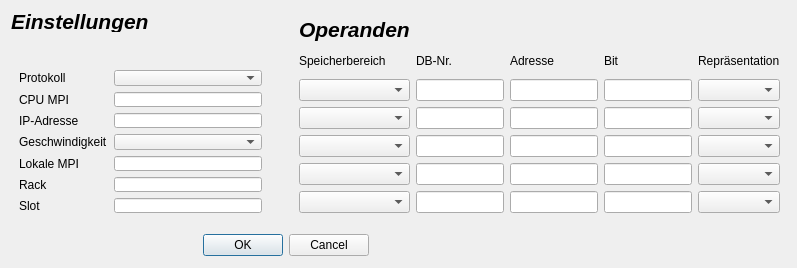
darkmattercoder/plcanalyzer, file connectionsettings.ui: the form before one commit.
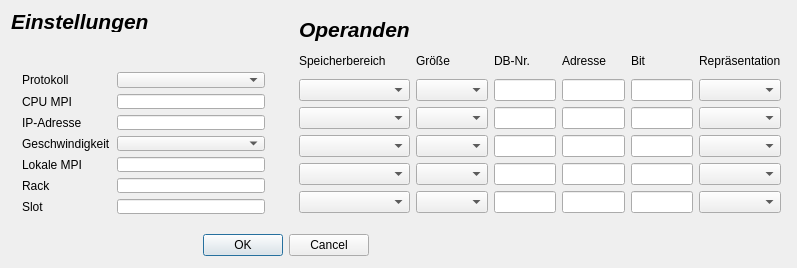
The form after the commit.

Commit message: Added comboBoxes for operand length.

```diff
--- a/connectionsettings.ui
+++ b/connectionsettings.ui
@@ -34,31 +34,37 @@
     <rect>
      <x>290</x>
      <y>7</y>
-     <width>499</width>
+     <width>500</width>
      <height>215</height>
     </rect>
    </property>
    <layout class="QGridLayout" name="gridLayout">
-    <item row="5" column="4">
-     <widget class="QComboBox" name="comboBoxFormat_3"/>
-    </item>
-    <item row="2" column="1">
-     <widget class="QLineEdit" name="lineEditDB_0"/>
-    </item>
-    <item row="3" column="3">
-     <widget class="QLineEdit" name="lineEditBit_1">
-      <property name="toolTip">
-       <string>lineEditBit_1</string>
-      </property>
-     </widget>
-    </item>
-    <item row="1" column="3">
-     <widget class="QLabel" name="label_11">
+    <item row="1" column="2">
+     <widget class="QLabel" name="label_13">
       <property name="text">
-       <string>Bit</string>
+       <string>DB-Nr.</string>
       </property>
      </widget>
     </item>
+    <item row="6" column="3">
+     <widget class="QLineEdit" name="lineEditAddress_4"/>
+    </item>
+    <item row="3" column="2">
+     <widget class="QLineEdit" name="lineEditDB_1"/>
+    </item>
+    <item row="4" column="3">
+     <widget class="QLineEdit" name="lineEditAddress_2"/>
+    </item>
+    <item row="2" column="4">
+     <widget class="QLineEdit" name="lineEditBit_0">
+      <property name="toolTip">
+       <string>lineEditBit_0</string>
+      </property>
+     </widget>
+    </item>
+    <item row="2" column="3">
+     <widget class="QLineEdit" name="lineEditAddress_0"/>
+    </item>
     <item row="0" column="0">
      <widget class="QLabel" name="label_12">
       <property name="font">
@@ -74,66 +80,107 @@
       </property>
      </widget>
     </item>
-    <item row="5" column="3">
-     <widget class="QLineEdit" name="lineEditBit_3">
+    <item row="6" column="0">
+     <widget class="QComboBox" name="comboBoxArea_4">
       <property name="toolTip">
        <string>lineEditBit_3</string>
       </property>
      </widget>
     </item>
-    <item row="2" column="3">
-     <widget class="QLineEdit" name="lineEditBit_0">
+    <item row="3" column="3">
+     <widget class="QLineEdit" name="lineEditAddress_1"/>
+    </item>
+    <item row="5" column="2">
+     <widget class="QLineEdit" name="lineEditDB_3"/>
+    </item>
+    <item row="5" column="5">
+     <widget class="QComboBox" name="comboBoxFormat_3"/>
+    </item>
+    <item row="3" column="0">
+     <widget class="QComboBox" name="comboBoxArea_1">
       <property name="toolTip">
-       <string>lineEditBit_0</string>
+       <string>comboBoxArea_1</string>
+      </property>
+     </widget>
+    </item>
+    <item row="1" column="0">
+     <widget class="QLabel" name="label_8">
+      <property name="text">
+       <string>Speicherbereich</string>
+      </property>
+     </widget>
+    </item>
+    <item row="6" column="4">
+     <widget class="QLineEdit" name="lineEditBit_4">
+      <property name="toolTip">
+       <string>lineEditBit_4</string>
+      </property>
+     </widget>
+    </item>
+    <item row="5" column="0">
+     <widget class="QComboBox" name="comboBoxArea_3">
+      <property name="toolTip">
+       <string>comboBoxArea_3</string>
+      </property>
+     </widget>
+    </item>
+    <item row="6" column="2">
+     <widget class="QLineEdit" name="lineEditDB_4"/>
+    </item>
+    <item row="4" column="5">
+     <widget class="QComboBox" name="comboBoxFormat_2"/>
+    </item>
+    <item row="4" column="4">
+     <widget class="QLineEdit" name="lineEditBit_2">
+      <property name="acceptDrops">
+       <bool>true</bool>
+      </property>
+      <property name="toolTip">
+       <string>lineEditBit_2</string>
       </property>
      </widget>
     </item>
     <item row="2" column="2">
-     <widget class="QLineEdit" name="lineEditAddress_0"/>
+     <widget class="QLineEdit" name="lineEditDB_0"/>
     </item>
-    <item row="1" column="2">
+    <item row="1" column="3">
      <widget class="QLabel" name="label_9">
       <property name="text">
        <string>Adresse</string>
       </property>
      </widget>
     </item>
-    <item row="1" column="4">
+    <item row="1" column="5">
      <widget class="QLabel" name="label_10">
       <property name="text">
        <string>Repräsentation</string>
       </property>
      </widget>
     </item>
-    <item row="4" column="4">
-     <widget class="QComboBox" name="comboBoxFormat_2"/>
+    <item row="3" column="4">
+     <widget class="QLineEdit" name="lineEditBit_1">
+      <property name="toolTip">
+       <string>lineEditBit_1</string>
+      </property>
+     </widget>
     </item>
-    <item row="2" column="4">
-     <widget class="QComboBox" name="comboBoxFormat_0"/>
-    </item>
-    <item row="3" column="1">
-     <widget class="QLineEdit" name="lineEditDB_1"/>
+    <item row="1" column="4">
+     <widget class="QLabel" name="label_11">
+      <property name="text">
+       <string>Bit</string>
+      </property>
+     </widget>
     </item>
     <item row="4" column="2">
-     <widget class="QLineEdit" name="lineEditAddress_2"/>
-    </item>
-    <item row="5" column="1">
-     <widget class="QLineEdit" name="lineEditDB_3"/>
-    </item>
-    <item row="2" column="0">
-     <widget class="QComboBox" name="comboBoxArea_0">
-      <property name="toolTip">
-       <string>comboBoxArea_0</string>
-      </property>
-     </widget>
-    </item>
-    <item row="5" column="2">
-     <widget class="QLineEdit" name="lineEditAddress_3"/>
-    </item>
-    <item row="4" column="1">
      <widget class="QLineEdit" name="lineEditDB_2"/>
     </item>
-    <item row="6" column="4">
+    <item row="2" column="5">
+     <widget class="QComboBox" name="comboBoxFormat_0"/>
+    </item>
+    <item row="3" column="5">
+     <widget class="QComboBox" name="comboBoxFormat_1"/>
+    </item>
+    <item row="6" column="5">
      <widget class="QComboBox" name="comboBoxFormat_4"/>
     </item>
     <item row="4" column="0">
@@ -143,67 +190,42 @@
       </property>
      </widget>
     </item>
-    <item row="3" column="4">
-     <widget class="QComboBox" name="comboBoxFormat_1"/>
-    </item>
-    <item row="6" column="0">
-     <widget class="QComboBox" name="comboBoxArea_4">
+    <item row="5" column="4">
+     <widget class="QLineEdit" name="lineEditBit_3">
       <property name="toolTip">
        <string>comboBoxArea_4</string>
       </property>
      </widget>
     </item>
-    <item row="3" column="2">
-     <widget class="QLineEdit" name="lineEditAddress_1"/>
-    </item>
-    <item row="4" column="3">
-     <widget class="QLineEdit" name="lineEditBit_2">
-      <property name="acceptDrops">
-       <bool>true</bool>
-      </property>
+    <item row="2" column="0">
+     <widget class="QComboBox" name="comboBoxArea_0">
       <property name="toolTip">
        <string>lineEditBit_2</string>
       </property>
      </widget>
     </item>
-    <item row="1" column="0">
-     <widget class="QLabel" name="label_8">
-      <property name="text">
-       <string>Speicherbereich</string>
-      </property>
-     </widget>
+    <item row="5" column="3">
+     <widget class="QLineEdit" name="lineEditAddress_3"/>
     </item>
-    <item row="6" column="3">
-     <widget class="QLineEdit" name="lineEditBit_4">
-      <property name="toolTip">
-       <string>lineEditBit_4</string>
-      </property>
-     </widget>
+    <item row="2" column="1">
+     <widget class="QComboBox" name="comboBoxLength_0"/>
     </item>
     <item row="6" column="1">
-     <widget class="QLineEdit" name="lineEditDB_4"/>
+     <widget class="QComboBox" name="comboBoxLength_4"/>
+    </item>
+    <item row="5" column="1">
+     <widget class="QComboBox" name="comboBoxLength_3"/>
+    </item>
+    <item row="4" column="1">
+     <widget class="QComboBox" name="comboBoxLength_2"/>
+    </item>
+    <item row="3" column="1">
+     <widget class="QComboBox" name="comboBoxLength_1"/>
     </item>
     <item row="1" column="1">
-     <widget class="QLabel" name="label_13">
+     <widget class="QLabel" name="label_15">
       <property name="text">
-       <string>DB-Nr.</string>
-      </property>
-     </widget>
-    </item>
-    <item row="6" column="2">
-     <widget class="QLineEdit" name="lineEditAddress_4"/>
-    </item>
-    <item row="3" column="0">
-     <widget class="QComboBox" name="comboBoxArea_1">
-      <property name="toolTip">
-       <string>comboBoxArea_1</string>
-      </property>
-     </widget>
-    </item>
-    <item row="5" column="0">
-     <widget class="QComboBox" name="comboBoxArea_3">
-      <property name="toolTip">
-       <string>comboBoxArea_3</string>
+       <string>Größe</string>
       </property>
      </widget>
     </item>
@@ -230,13 +252,13 @@
     <string>Einstellungen</string>
    </property>
   </widget>
-  <widget class="QWidget" name="">
+  <widget class="QWidget" name="layoutWidget">
    <property name="geometry">
     <rect>
-     <x>10</x>
-     <y>61</y>
+     <x>13</x>
+     <y>63</y>
      <width>261</width>
-     <height>161</height>
+     <height>160</height>
     </rect>
    </property>
    <layout class="QGridLayout" name="gridLayout_2">
```
Left out of the diff: 10 changed lines with no effect on the pictures. The commit also changes 5 other files.
